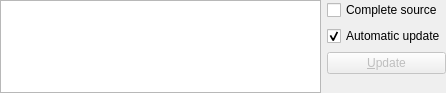
Above: src/frontends/qt4/ui/ViewSourceUi.ui from rpavlik/lyx-lucid-backport before the change. Below: the same form after it.
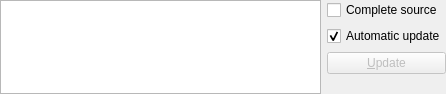
That is the form after the change.

What changed in the file:
```diff
--- a/src/frontends/qt4/ui/ViewSourceUi.ui
+++ b/src/frontends/qt4/ui/ViewSourceUi.ui
@@ -6,7 +6,7 @@
     <x>0</x>
     <y>0</y>
     <width>446</width>
-    <height>93</height>
+    <height>94</height>
    </rect>
   </property>
   <property name="windowTitle" >
@@ -62,10 +62,10 @@
        <property name="orientation" >
         <enum>Qt::Vertical</enum>
        </property>
-       <property name="sizeHint" >
+       <property name="sizeHint" stdset="0" >
         <size>
          <width>20</width>
-         <height>40</height>
+         <height>1</height>
         </size>
        </property>
       </spacer>
@@ -74,6 +74,12 @@
    </item>
    <item row="0" column="0" >
     <widget class="QTextEdit" name="viewSourceTV" >
+     <property name="sizePolicy" >
+      <sizepolicy vsizetype="Ignored" hsizetype="Expanding" >
+       <horstretch>0</horstretch>
+       <verstretch>0</verstretch>
+      </sizepolicy>
+     </property>
      <property name="whatsThis" >
       <string/>
      </property>
```
Left out of the diff: 8 changed lines with no effect on the pictures.
